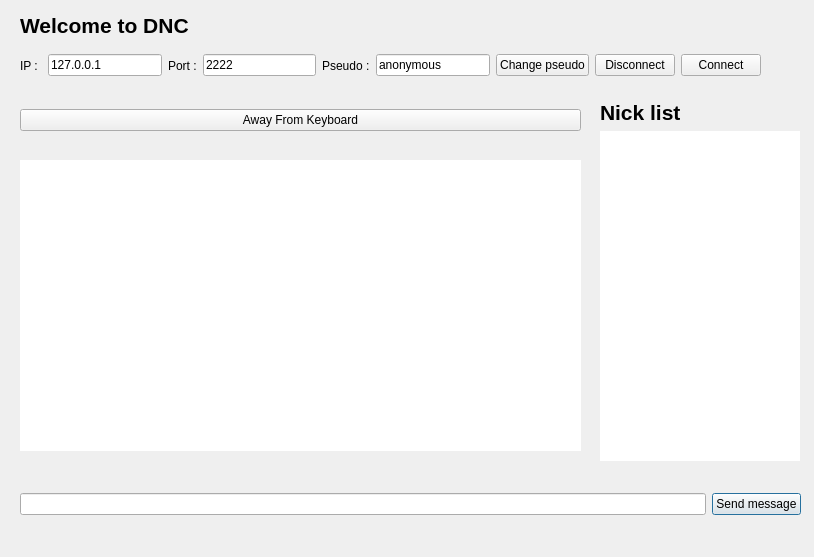
This is client/view/mainWindow.ui in danfr/DNC as Qt 5 draws it before an edit. The edited form follows.
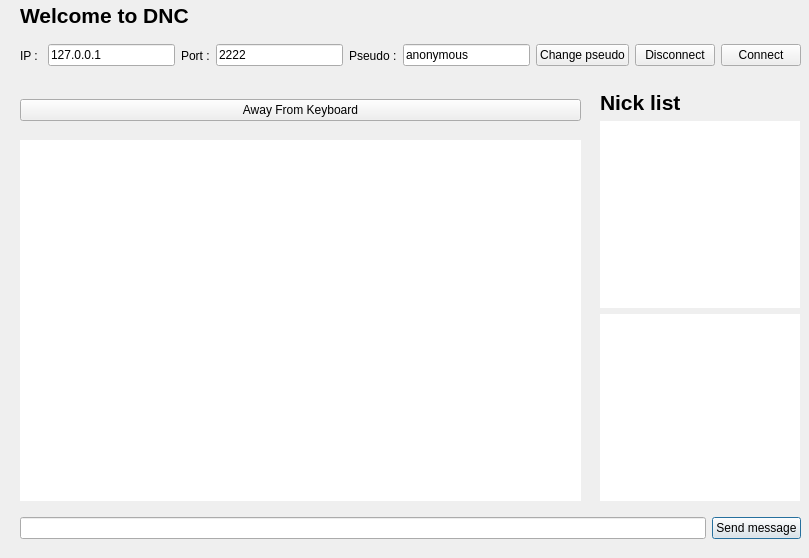
This is the edited form. Icons and pictures are not drawn.

The edit to the form file:
```diff
--- a/client/view/mainWindow.ui
+++ b/client/view/mainWindow.ui
@@ -9,8 +9,8 @@
    <rect>
     <x>0</x>
     <y>0</y>
-    <width>814</width>
-    <height>557</height>
+    <width>809</width>
+    <height>558</height>
    </rect>
   </property>
   <property name="windowTitle">
@@ -30,9 +30,9 @@
    <property name="geometry">
     <rect>
      <x>600</x>
-     <y>100</y>
+     <y>90</y>
      <width>201</width>
-     <height>361</height>
+     <height>411</height>
     </rect>
    </property>
    <layout class="QVBoxLayout" name="verticalLayout">
@@ -72,9 +72,69 @@
       </property>
       <property name="font">
        <font>
-        <family>Arial</family>
+        <family>Cantarell</family>
         <pointsize>14</pointsize>
+        <weight>75</weight>
         <italic>false</italic>
+        <bold>true</bold>
+        <strikeout>false</strikeout>
+        <stylestrategy>PreferAntialias</stylestrategy>
+       </font>
+      </property>
+      <property name="focusPolicy">
+       <enum>Qt::NoFocus</enum>
+      </property>
+      <property name="acceptDrops">
+       <bool>false</bool>
+      </property>
+      <property name="styleSheet">
+       <string notr="true"/>
+      </property>
+      <property name="frameShape">
+       <enum>QFrame::NoFrame</enum>
+      </property>
+      <property name="frameShadow">
+       <enum>QFrame::Sunken</enum>
+      </property>
+      <property name="lineWidth">
+       <number>1</number>
+      </property>
+      <property name="horizontalScrollBarPolicy">
+       <enum>Qt::ScrollBarAlwaysOff</enum>
+      </property>
+      <property name="sortingEnabled">
+       <bool>true</bool>
+      </property>
+     </widget>
+    </item>
+    <item>
+     <widget class="QListWidget" name="listNames_2">
+      <property name="minimumSize">
+       <size>
+        <width>50</width>
+        <height>0</height>
+       </size>
+      </property>
+      <property name="maximumSize">
+       <size>
+        <width>200</width>
+        <height>16777215</height>
+       </size>
+      </property>
+      <property name="baseSize">
+       <size>
+        <width>0</width>
+        <height>0</height>
+       </size>
+      </property>
+      <property name="font">
+       <font>
+        <family>Cantarell</family>
+        <pointsize>14</pointsize>
+        <weight>50</weight>
+        <italic>false</italic>
+        <bold>false</bold>
+        <strikeout>true</strikeout>
         <stylestrategy>PreferAntialias</stylestrategy>
        </font>
       </property>
@@ -110,9 +170,9 @@
    <property name="geometry">
     <rect>
      <x>20</x>
-     <y>470</y>
+     <y>508</y>
      <width>781</width>
-     <height>69</height>
+     <height>41</height>
     </rect>
    </property>
    <layout class="QHBoxLayout" name="horizontalLayout">
@@ -132,8 +192,8 @@
    <property name="geometry">
     <rect>
      <x>20</x>
-     <y>40</y>
-     <width>741</width>
+     <y>30</y>
+     <width>781</width>
      <height>51</height>
     </rect>
    </property>
@@ -210,7 +270,7 @@
    <property name="geometry">
     <rect>
      <x>20</x>
-     <y>100</y>
+     <y>90</y>
      <width>561</width>
      <height>40</height>
     </rect>
@@ -229,9 +289,9 @@
    <property name="geometry">
     <rect>
      <x>20</x>
-     <y>160</y>
+     <y>140</y>
      <width>561</width>
-     <height>291</height>
+     <height>361</height>
     </rect>
    </property>
    <property name="minimumSize">
@@ -274,7 +334,7 @@
    <property name="geometry">
     <rect>
      <x>20</x>
-     <y>10</y>
+     <y>0</y>
      <width>171</width>
      <height>31</height>
     </rect>
```
